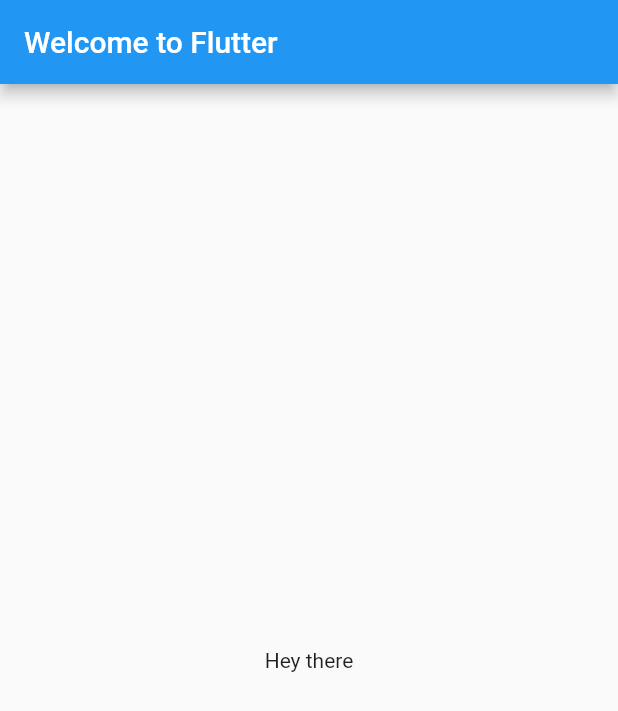
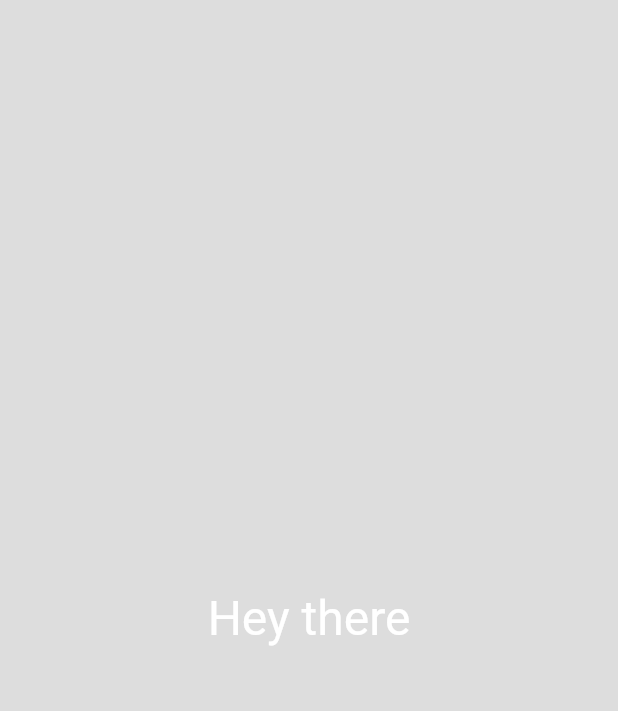
Before and after one commit to Vinnk1/flutter_app, a Flutter app: the screen it shows after launch, on a phone screen of 412 x 824 dp. Shown: the top 711 px of the screen. Run offline on Flutter 3.47's test engine with Material 2 defaults, Android fonts, the phone set to English and light mode, and no system bars.

Commit message:
simple realisation

```diff
--- a/lib/main.dart
+++ b/lib/main.dart
@@ -1,20 +1,57 @@
+import 'dart:math';
+
 import 'package:flutter/material.dart';
 
-void main() => runApp(MyApp());
+void main() => runApp(
+    Directionality(
+      textDirection: TextDirection.ltr,
+      child: MyApp(),
+    )
+);
 
-class MyApp extends StatelessWidget {
+class MyApp extends StatefulWidget{
+
+  @override
+  State<MyApp> createState() =>_MyAppState();
+
+}
+
+class _MyAppState extends State<MyApp>{
+  int _alpha, _red,_green,_blue;
+
+
+  @override
+  void initState() {
+    super.initState();
+    _alpha = new Random().nextInt(255);
+    _red = new Random().nextInt(255);
+    _green = new Random().nextInt(255);
+    _blue = new Random().nextInt(255);
+  }
+
   @override
   Widget build(BuildContext context) {
-    return MaterialApp(
-      title: 'Welcome to Flutter',
-      home: Scaffold(
-        appBar: AppBar(
-          title: Text('Welcome to Flutter'),
+    return  GestureDetector(
+        onTap: (){
+          setState(() {
+            _alpha = new Random().nextInt(255);
+            _red = new Random().nextInt(255);
+            _green = new Random().nextInt(255);
+            _blue = new Random().nextInt(255);
+          });
+        },
+        child: Container(
+          color: Color.fromARGB(_alpha, _red, _green, _blue),
+          child: Center(
+            child: Text(
+              "Hey there",
+              style: TextStyle(
+                fontSize: 32,
+              ),
+            ),
+          ),
         ),
-        body: Center(
-          child: Text('Hey there'),
-        ),
-      ),
-    );
+      );
   }
+
 }
```
